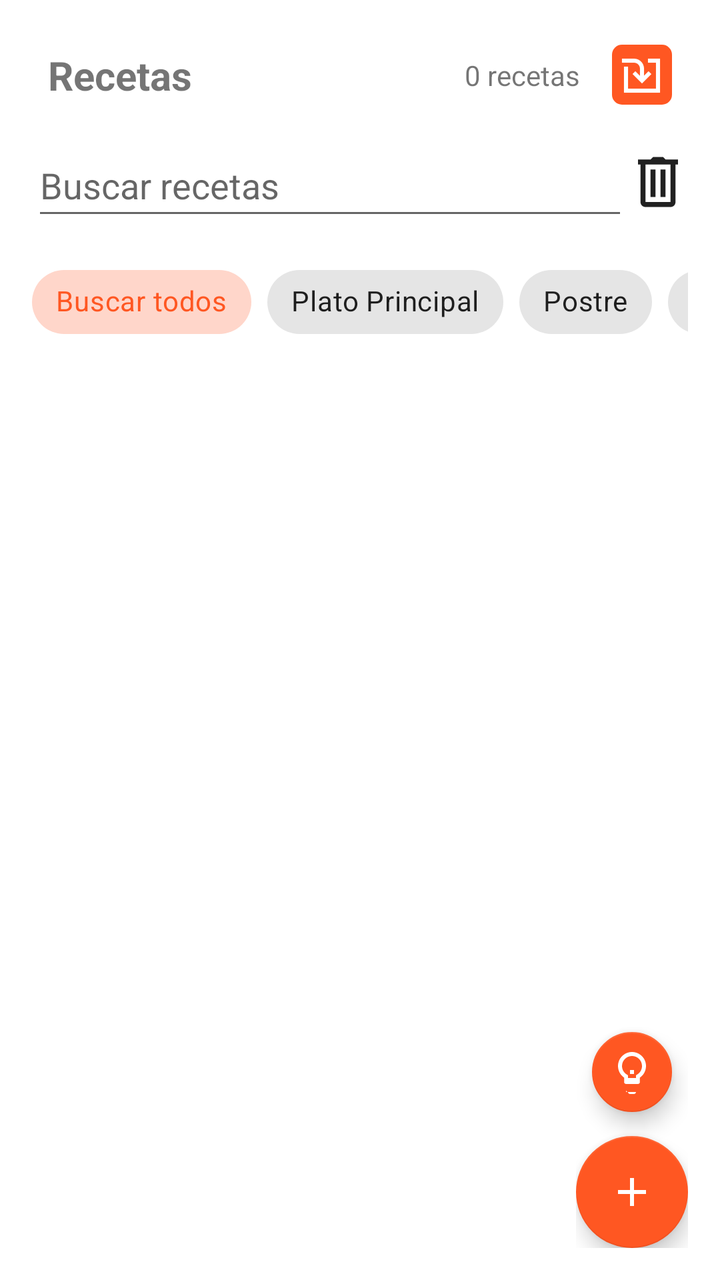
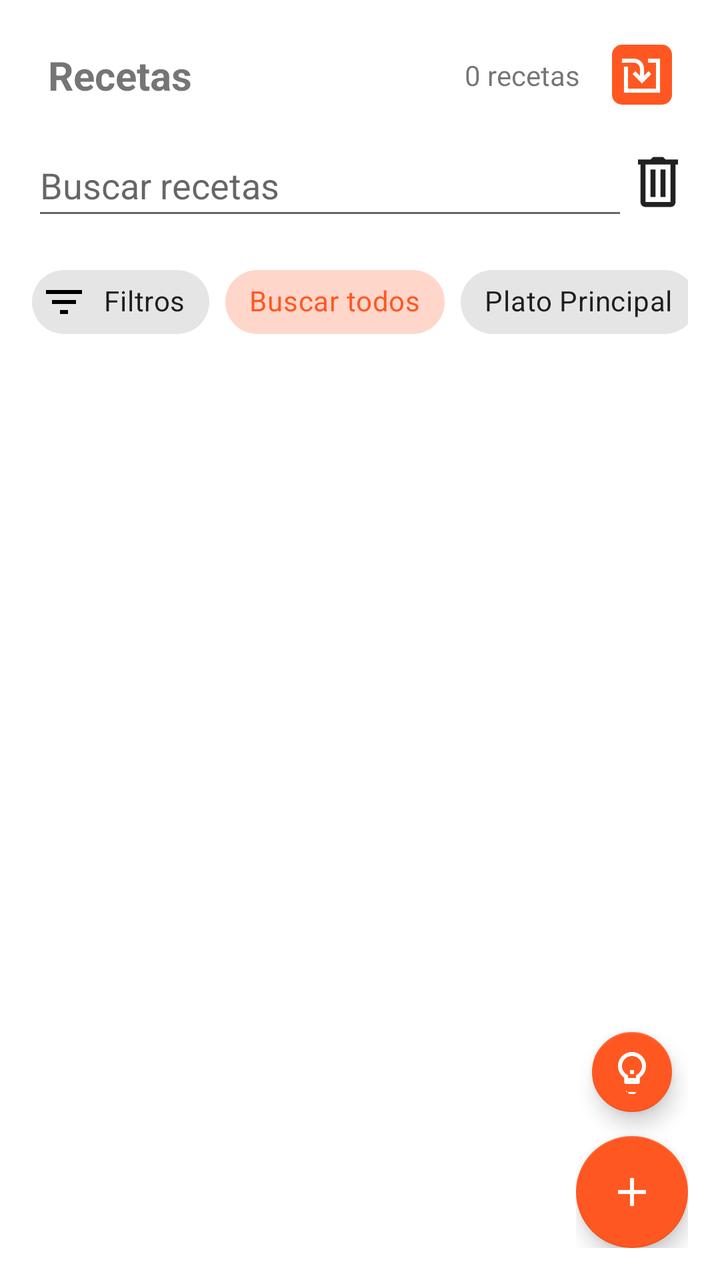

Screens rendered from an Android XML layout before and after an edit, with the pre-edit source and the edit as a unified diff.
<!-- AndroidManifest.xml: application theme Theme.RecetApp -->
<!-- res/layout/fragment_recetas.xml -->
<?xml version="1.0" encoding="utf-8"?>
<RelativeLayout xmlns:android="http://schemas.android.com/apk/res/android"
    xmlns:tools="http://schemas.android.com/tools"
    xmlns:app="http://schemas.android.com/apk/res-auto"
    android:layout_width="match_parent"
    android:layout_height="match_parent"
    tools:context=".fragments.RecetasFragment">

    <LinearLayout
        android:layout_width="match_parent"
        android:layout_height="match_parent"
        android:orientation="vertical"
        android:padding="16dp">

        
        <LinearLayout
            android:layout_width="match_parent"
            android:layout_height="wrap_content"
            android:orientation="horizontal"
            android:baselineAligned="false"
            tools:ignore="RtlSymmetry">

            
            <TextView
                android:id="@+id/textViewTituloRecetas"
                android:layout_width="0dp"
                android:layout_height="wrap_content"
                android:layout_weight="1"
                android:layout_gravity="start"
                android:padding="8dp"
                android:text="@string/recetas"
                android:textSize="20sp"
                android:textStyle="bold" />

            
            <TextView
                android:id="@+id/textViewContadorRecetas"
                android:layout_width="wrap_content"
                android:layout_height="wrap_content"
                android:layout_gravity="center_vertical"
                android:padding="8dp"
                android:text="@string/_0_recetas"
                android:textSize="14sp"
                android:textStyle="normal" />

            
            <LinearLayout
                android:layout_width="wrap_content"
                android:layout_height="match_parent"
                android:gravity="center|end"
                android:orientation="horizontal"
                android:baselineAligned="false">

                <ImageButton
                    android:id="@+id/btnImportar"
                    android:layout_width="30dp"
                    android:layout_height="30dp"
                    android:layout_marginStart="8dp"
                    android:layout_marginEnd="8dp"
                    android:background="@drawable/boton_redondo"
                    android:contentDescription="@string/importar"
                    android:src="@drawable/importar_icon"
                    tools:ignore="TextContrastCheck,ImageContrastCheck,TouchTargetSizeCheck" />
            </LinearLayout>
        </LinearLayout>

        
        <GridLayout
            android:layout_width="match_parent"
            android:layout_height="wrap_content"
            android:columnCount="2"
            android:paddingTop="8dp"
            android:paddingBottom="8dp"
            android:rowCount="1">

            <AutoCompleteTextView
                android:id="@+id/autoCompleteTextViewRecetas"
                android:layout_width="0dp"
                android:layout_height="wrap_content"
                android:layout_row="0"
                android:layout_column="0"
                android:layout_columnWeight="1"
                android:completionThreshold="1"
                android:dropDownAnchor="@id/autoCompleteTextViewRecetas"
                android:hint="@string/buscar_recetas"
                android:imeActionLabel="Done"
                android:imeOptions="actionDone"
                android:inputType="textAutoComplete"
                android:minHeight="48dp"
                tools:ignore="VisualLintTextFieldSize" />

            <ImageView
                android:id="@+id/imageViewClearSearch"
                android:layout_width="wrap_content"
                android:layout_height="wrap_content"
                android:layout_row="0"
                android:layout_column="1"
                android:layout_gravity="center_vertical"
                android:clickable="true"
                android:contentDescription="@string/borrar_busqueda"
                android:src="@drawable/ic_baseline_delete_24"
                tools:ignore="TouchTargetSizeCheck" />
        </GridLayout>

        
        <HorizontalScrollView
            android:layout_width="match_parent"
            android:layout_height="wrap_content"
            android:scrollbars="none"
            android:layout_marginTop="4dp"
            android:layout_marginBottom="8dp">

            <com.google.android.material.chip.ChipGroup
                android:id="@+id/chipGroupTipoReceta"
                android:layout_width="wrap_content"
                android:layout_height="wrap_content"
                app:singleSelection="true"
                app:selectionRequired="false">

                <com.google.android.material.chip.Chip
                    android:id="@+id/chipTodos"
                    style="@style/Widget.MaterialComponents.Chip.Choice"
                    android:layout_width="wrap_content"
                    android:layout_height="wrap_content"
                    android:text="@string/buscar_todos"
                    android:checked="true" />

                <com.google.android.material.chip.Chip
                    android:id="@+id/chipPrincipales"
                    style="@style/Widget.MaterialComponents.Chip.Choice"
                    android:layout_width="wrap_content"
                    android:layout_height="wrap_content"
                    android:text="@string/tipo_principal" />

                <com.google.android.material.chip.Chip
                    android:id="@+id/chipPostres"
                    style="@style/Widget.MaterialComponents.Chip.Choice"
                    android:layout_width="wrap_content"
                    android:layout_height="wrap_content"
                    android:text="@string/tipo_postre" />

                <com.google.android.material.chip.Chip
                    android:id="@+id/chipCocteles"
                    style="@style/Widget.MaterialComponents.Chip.Choice"
                    android:layout_width="wrap_content"
                    android:layout_height="wrap_content"
                    android:text="@string/tipo_coctel" />

                <com.google.android.material.chip.Chip
                    android:id="@+id/chipSides"
                    style="@style/Widget.MaterialComponents.Chip.Choice"
                    android:layout_width="wrap_content"
                    android:layout_height="wrap_content"
                    android:text="@string/tipo_side" />

                <com.google.android.material.chip.Chip
                    android:id="@+id/chipUnknownScores"
                    style="@style/Widget.MaterialComponents.Chip.Choice"
                    android:layout_width="wrap_content"
                    android:layout_height="wrap_content"
                    android:text="@string/unknown_scores" />

            </com.google.android.material.chip.ChipGroup>
        </HorizontalScrollView>

        <TextView
            android:id="@+id/textViewEmpty"
            android:layout_width="match_parent"
            android:layout_height="0dp"
            android:layout_weight="1"
            android:gravity="center"
            android:text="@string/no_hay_recetas"
            android:textColor="@color/colorGrisTextoFondo"
            android:textSize="20sp"
            android:textStyle="bold"
            android:visibility="gone" />

        <ExpandableListView
            android:id="@+id/expandableListView"
            android:layout_width="match_parent"
            android:layout_height="0dp"
            android:layout_weight="1"
            android:divider="@color/dividerColor"
            android:dividerHeight="1dp"
            android:visibility="visible" />

        <ProgressBar
            android:id="@+id/progressBar"
            android:layout_width="wrap_content"
            android:layout_height="wrap_content"
            android:layout_gravity="center"
            android:visibility="gone" />

        <FrameLayout
            android:id="@+id/youtube_anchor_container"
            android:layout_width="0dp"
            android:layout_height="0dp"
            android:visibility="gone" />
    </LinearLayout>

    <LinearLayout
        android:layout_width="wrap_content"
        android:layout_height="wrap_content"
        android:layout_alignParentBottom="true"
        android:layout_alignParentEnd="true"
        android:layout_margin="16dp"
        android:orientation="vertical"
        android:gravity="center_horizontal">

        <com.google.android.material.floatingactionbutton.FloatingActionButton
            android:id="@+id/fabAddRecetaIA"
            android:layout_width="wrap_content"
            android:layout_height="wrap_content"
            android:layout_marginBottom="8dp"
            android:contentDescription="@string/add_recipe_ia"
            android:src="@drawable/ic_ia_receta"
            app:backgroundTint="@color/colorPrimary"
            app:fabSize="mini"
            app:tint="@android:color/white" />

        <com.google.android.material.floatingactionbutton.FloatingActionButton
            android:id="@+id/fabAddReceta"
            android:layout_width="wrap_content"
            android:layout_height="wrap_content"
            android:contentDescription="@string/add_recipe"
            android:src="@drawable/baseline_add_24"
            app:backgroundTint="@color/colorPrimary"
            app:tint="@android:color/white" />

    </LinearLayout>
</RelativeLayout>
<!-- resources referenced by this layout -->
<resources>
  <color name="colorGrisTextoFondo">#A0A0A0</color>
  <color name="colorPrimary">#FF5722</color>
  <color name="dividerColor">#DDDDDD</color>
  <!-- drawable baseline_add_24 (drawable) -->
  <vector xmlns:android="http://schemas.android.com/apk/res/android" android:height="24dp" android:tint="#FFFFFF" android:viewportHeight="24" android:viewportWidth="24" android:width="24dp">
        
      <path android:fillColor="@android:color/white" android:pathData="M19,13h-6v6h-2v-6H5v-2h6V5h2v6h6v2z"/>
      
  </vector>
  <!-- drawable boton_redondo (drawable) -->
  <shape xmlns:android="http://schemas.android.com/apk/res/android">
      <solid android:color="@color/colorPrimary" /> 
      <corners android:radius="5dp" /> 
  </shape>
  <!-- drawable ic_baseline_delete_24 (drawable) -->
  <vector xmlns:android="http://schemas.android.com/apk/res/android"
      android:width="30dp"
      android:height="30dp"
      android:viewportWidth="24.0"
      android:viewportHeight="24.0">
  
      <path
          android:fillColor="@color/colorIcono"
          android:pathData="M 10 2 L 9 3 L 4 3 L 4 5 L 5 5 L 5 20 C 5 20.522222 5.1913289 21.05461 5.5683594 21.431641 C 5.9453899 21.808671 6.4777778 22 7 22 L 17 22 C 17.522222 22 18.05461 21.808671 18.431641 21.431641 C 18.808671 21.05461 19 20.522222 19 20 L 19 5 L 20 5 L 20 3 L 15 3 L 14 2 L 10 2 z M 7 5 L 17 5 L 17 20 L 7 20 L 7 5 z M 9 7 L 9 18 L 11 18 L 11 7 L 9 7 z M 13 7 L 13 18 L 15 18 L 15 7 L 13 7 z" />
  
  </vector>
  <!-- drawable importar_icon (drawable) -->
  <vector android:height="24dp" android:viewportHeight="512"
      android:viewportWidth="512" android:width="24dp" xmlns:android="http://schemas.android.com/apk/res/android">
      <path android:fillColor="#FFFFFF" android:fillType="evenOdd"
          android:pathData="M448,85.33L448,448L64,448L64,170.67L106.67,170.67L106.67,405.33L405.33,405.33L405.33,128L320,128L320,85.33L448,85.33ZM170.67,85.33C228.03,85.33 274.81,130.61 277.23,187.37L277.33,192L277.33,268.49L326.25,219.58L356.42,249.75L256,350.17L155.58,249.75L185.75,219.58L234.67,268.49L234.67,192C234.67,157.92 208.02,130.06 174.43,128.11L170.67,128L42.67,128L42.67,85.33L170.67,85.33Z"
          android:strokeColor="#FFFFFF" android:strokeWidth="1"/>
  </vector>
  <string name="_0_recetas">0 recetas</string>
  <string name="add_recipe">Añadir receta</string>
  <string name="add_recipe_ia">Añadir receta con IA</string>
  <string name="borrar_busqueda">Borrar búsqueda</string>
  <string name="buscar_recetas">Buscar recetas</string>
  <string name="buscar_todos">Buscar todos</string>
  <string name="importar">Importar</string>
  <string name="no_hay_recetas">No hay recetas</string>
  <string name="recetas">Recetas</string>
  <string name="tipo_coctel">Cóctel</string>
  <string name="tipo_postre">Postre</string>
  <string name="tipo_principal">Plato Principal</string>
  <string name="tipo_side">Acompañamiento</string>
  <string name="unknown_scores">Punt. Desconocida</string>
  <style name="Theme.RecetApp" parent="Theme.MaterialComponents.DayNight.DarkActionBar">
          
          <item name="colorPrimary">#FF5722</item>
          <item name="colorPrimaryVariant">#E64A19</item>
          <item name="colorOnPrimary">#FFFFFF</item>
          
          <item name="colorSecondary">#4CAF50</item>
          <item name="colorSecondaryVariant">#388E3C</item>
          <item name="colorOnSecondary">#000000</item>
          
          <item name="android:statusBarColor">?attr/colorPrimaryVariant</item>
          
      </style>
  <color name="colorIcono">#212121</color>
  <!-- unchanged entries left out for length: 1 -->
</resources>

<!-- the commit's change to res/layout/fragment_recetas.xml (unified diff, before → after) -->
@@ -110,57 +110,73 @@
             android:layout_marginTop="4dp"
             android:layout_marginBottom="8dp">
 
-            <com.google.android.material.chip.ChipGroup
-                android:id="@+id/chipGroupTipoReceta"
-                android:layout_width="wrap_content"
-                android:layout_height="wrap_content"
-                app:singleSelection="true"
-                app:selectionRequired="false">
+            <LinearLayout
+                android:layout_width="wrap_content"
+                android:layout_height="wrap_content"
+                android:orientation="horizontal"
+                android:gravity="center_vertical">
 
                 <com.google.android.material.chip.Chip
-                    android:id="@+id/chipTodos"
-                    style="@style/Widget.MaterialComponents.Chip.Choice"
+                    android:id="@+id/chipFiltrosAvanzados"
+                    style="@style/Widget.MaterialComponents.Chip.Action"
                     android:layout_width="wrap_content"
                     android:layout_height="wrap_content"
-                    android:text="@string/buscar_todos"
-                    android:checked="true" />
-
-                <com.google.android.material.chip.Chip
-                    android:id="@+id/chipPrincipales"
-                    style="@style/Widget.MaterialComponents.Chip.Choice"
+                    android:text="@string/filtros"
+                    app:chipIcon="@drawable/ic_filter_list"
+                    android:layout_marginEnd="8dp" />
+
+                <com.google.android.material.chip.ChipGroup
+                    android:id="@+id/chipGroupTipoReceta"
                     android:layout_width="wrap_content"
                     android:layout_height="wrap_content"
-                    android:text="@string/tipo_principal" />
-
-                <com.google.android.material.chip.Chip
-                    android:id="@+id/chipPostres"
-                    style="@style/Widget.MaterialComponents.Chip.Choice"
-                    android:layout_width="wrap_content"
-                    android:layout_height="wrap_content"
-                    android:text="@string/tipo_postre" />
-
-                <com.google.android.material.chip.Chip
-                    android:id="@+id/chipCocteles"
-                    style="@style/Widget.MaterialComponents.Chip.Choice"
-                    android:layout_width="wrap_content"
-                    android:layout_height="wrap_content"
-                    android:text="@string/tipo_coctel" />
-
-                <com.google.android.material.chip.Chip
-                    android:id="@+id/chipSides"
-                    style="@style/Widget.MaterialComponents.Chip.Choice"
-                    android:layout_width="wrap_content"
-                    android:layout_height="wrap_content"
-                    android:text="@string/tipo_side" />
-
-                <com.google.android.material.chip.Chip
-                    android:id="@+id/chipUnknownScores"
-                    style="@style/Widget.MaterialComponents.Chip.Choice"
-                    android:layout_width="wrap_content"
-                    android:layout_height="wrap_content"
-                    android:text="@string/unknown_scores" />
-
-            </com.google.android.material.chip.ChipGroup>
+                    app:singleSelection="true"
+                    app:selectionRequired="false">
+
+                    <com.google.android.material.chip.Chip
+                        android:id="@+id/chipTodos"
+                        style="@style/Widget.MaterialComponents.Chip.Choice"
+                        android:layout_width="wrap_content"
+                        android:layout_height="wrap_content"
+                        android:text="@string/buscar_todos"
+                        android:checked="true" />
+
+                    <com.google.android.material.chip.Chip
+                        android:id="@+id/chipPrincipales"
+                        style="@style/Widget.MaterialComponents.Chip.Choice"
+                        android:layout_width="wrap_content"
+                        android:layout_height="wrap_content"
+                        android:text="@string/tipo_principal" />
+
+                    <com.google.android.material.chip.Chip
+                        android:id="@+id/chipPostres"
+                        style="@style/Widget.MaterialComponents.Chip.Choice"
+                        android:layout_width="wrap_content"
+                        android:layout_height="wrap_content"
+                        android:text="@string/tipo_postre" />
+
+                    <com.google.android.material.chip.Chip
+                        android:id="@+id/chipCocteles"
+                        style="@style/Widget.MaterialComponents.Chip.Choice"
+                        android:layout_width="wrap_content"
+                        android:layout_height="wrap_content"
+                        android:text="@string/tipo_coctel" />
+
+                    <com.google.android.material.chip.Chip
+                        android:id="@+id/chipSides"
+                        style="@style/Widget.MaterialComponents.Chip.Choice"
+                        android:layout_width="wrap_content"
+                        android:layout_height="wrap_content"
+                        android:text="@string/tipo_side" />
+
+                    <com.google.android.material.chip.Chip
+                        android:id="@+id/chipUnknownScores"
+                        style="@style/Widget.MaterialComponents.Chip.Choice"
+                        android:layout_width="wrap_content"
+                        android:layout_height="wrap_content"
+                        android:text="@string/unknown_scores" />
+
+                </com.google.android.material.chip.ChipGroup>
+            </LinearLayout>
         </HorizontalScrollView>
 
         <TextView
<!-- resource entries referenced after the edit -->
@@ -26,6 +26,16 @@
           android:pathData="M 10 2 L 9 3 L 4 3 L 4 5 L 5 5 L 5 20 C 5 20.522222 5.1913289 21.05461 5.5683594 21.431641 C 5.9453899 21.808671 6.4777778 22 7 22 L 17 22 C 17.522222 22 18.05461 21.808671 18.431641 21.431641 C 18.808671 21.05461 19 20.522222 19 20 L 19 5 L 20 5 L 20 3 L 15 3 L 14 2 L 10 2 z M 7 5 L 17 5 L 17 20 L 7 20 L 7 5 z M 9 7 L 9 18 L 11 18 L 11 7 L 9 7 z M 13 7 L 13 18 L 15 18 L 15 7 L 13 7 z" />
   
   </vector>
+  <!-- drawable ic_filter_list (drawable) -->
+  <vector xmlns:android="http://schemas.android.com/apk/res/android"
+      android:width="24dp"
+      android:height="24dp"
+      android:viewportWidth="24"
+      android:viewportHeight="24">
+    <path
+        android:fillColor="#FF000000"
+        android:pathData="M10,18h4v-2h-4v2zM3,6v2h18V6H3zm3,7h12v-2H6v2z"/>
+  </vector>
   <!-- drawable importar_icon (drawable) -->
   <vector android:height="24dp" android:viewportHeight="512"
       android:viewportWidth="512" android:width="24dp" xmlns:android="http://schemas.android.com/apk/res/android">
@@ -39,6 +49,7 @@
   <string name="borrar_busqueda">Borrar búsqueda</string>
   <string name="buscar_recetas">Buscar recetas</string>
   <string name="buscar_todos">Buscar todos</string>
+  <string name="filtros">Filtros</string>
   <string name="importar">Importar</string>
   <string name="no_hay_recetas">No hay recetas</string>
   <string name="recetas">Recetas</string>
